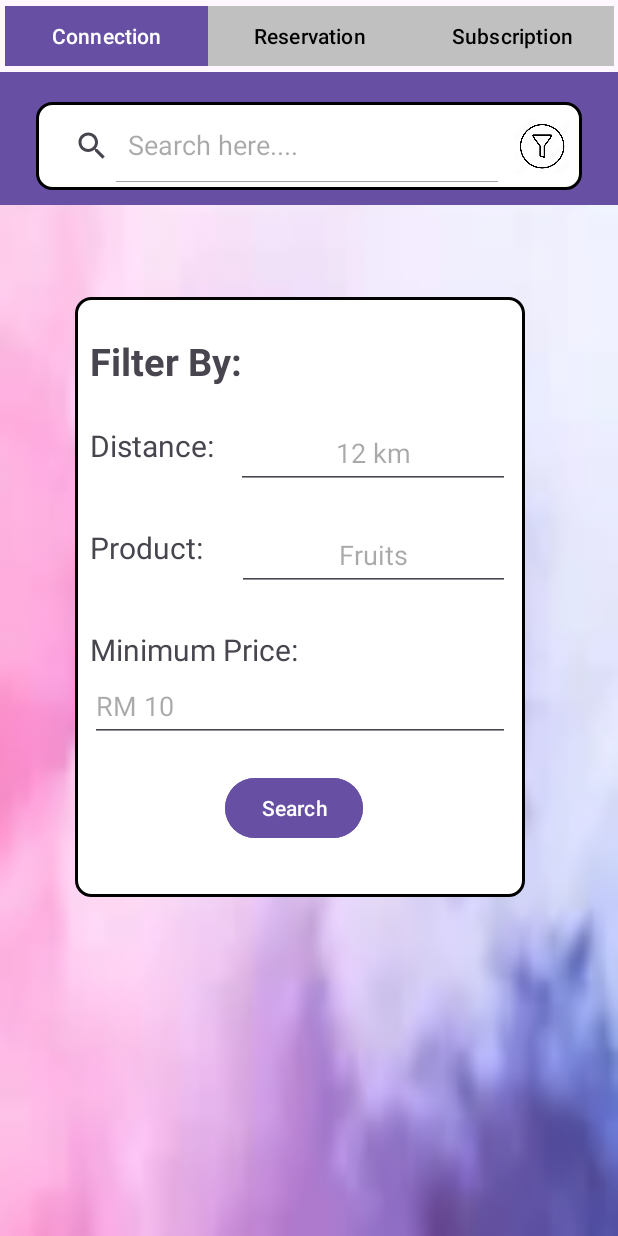
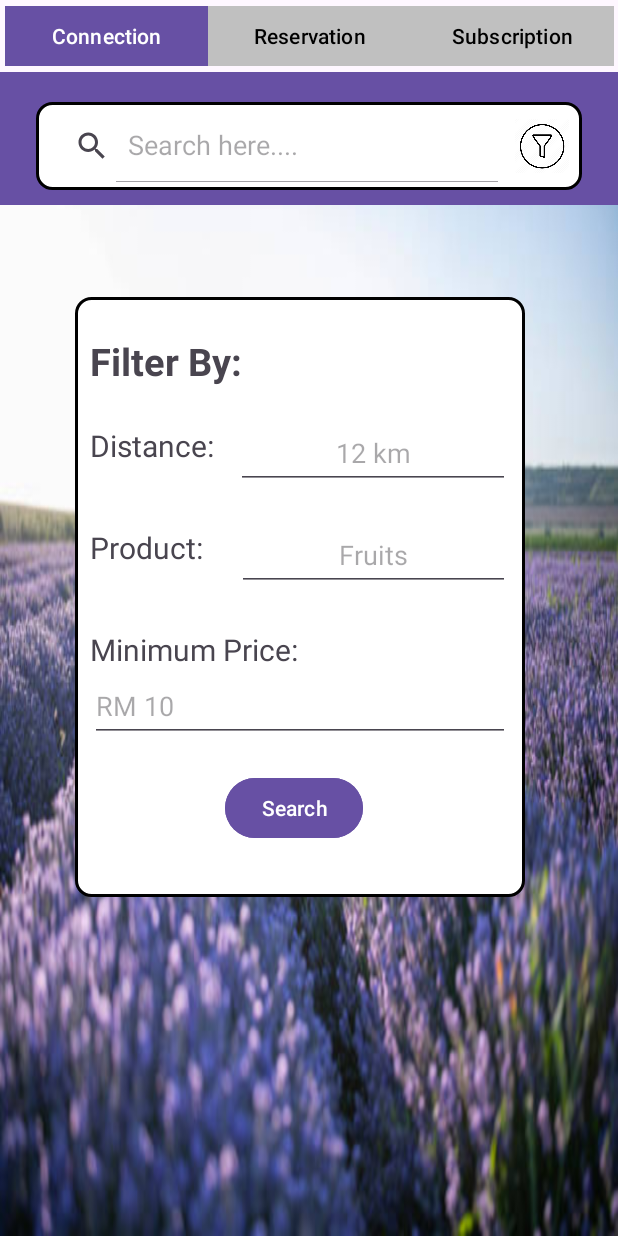
Before and after one commit to OIZHENHAU/WIA2007_ZeroHunger, an Android app: the fragment ConnectionFragmentFilterPart3 placed in its activity, on a phone screen of 412 x 824 dp. Run offline under Robolectric (Android 15) with nearby library versions, the phone set to English and light mode, and no system bars; our stand-ins replace Room's generated code.

Commit message:
Update UI design

```diff
--- a/app/src/main/res/layout/fragment_connection_filter_part3.xml
+++ b/app/src/main/res/layout/fragment_connection_filter_part3.xml
@@ -4,7 +4,7 @@
     android:layout_width="match_parent"
     android:layout_height="match_parent"
     xmlns:app="http://schemas.android.com/apk/res-auto"
-    android:background="@drawable/main_background"
+    android:background="@drawable/purple_farmer_background1"
     tools:context=".Part3.ConnectionFragmentFilterPart3">
 
     <LinearLayout
--- a/app/src/main/res/layout/fragment_connection_part3.xml
+++ b/app/src/main/res/layout/fragment_connection_part3.xml
@@ -11,7 +11,7 @@
         android:layout_width="match_parent"
         android:layout_height="match_parent"
         android:orientation="vertical"
-        android:background="@drawable/main_background">
+        android:background="@drawable/purple_farmer_background1">
 
         <LinearLayout
             android:layout_width="match_parent"
--- a/app/src/main/res/layout/fragment_reservation_booking_part3.xml
+++ b/app/src/main/res/layout/fragment_reservation_booking_part3.xml
@@ -16,7 +16,7 @@
             android:layout_width="match_parent"
             android:layout_height="match_parent"
             android:orientation="vertical"
-            android:background="@drawable/main_background">
+            android:background="@drawable/purple_farmer_background1">
 
             <LinearLayout
                 android:layout_width="match_parent"
--- a/app/src/main/res/layout/fragment_reservation_filter_part3.xml
+++ b/app/src/main/res/layout/fragment_reservation_filter_part3.xml
@@ -4,7 +4,7 @@
     xmlns:app="http://schemas.android.com/apk/res-auto"
     android:layout_width="match_parent"
     android:layout_height="match_parent"
-    android:background="@drawable/main_background"
+    android:background="@drawable/purple_farmer_background1"
     tools:context=".Part3.ReservationFragmentFilterPart3">
 
     <LinearLayout
--- a/app/src/main/res/layout/fragment_reservation_part3.xml
+++ b/app/src/main/res/layout/fragment_reservation_part3.xml
@@ -11,7 +11,7 @@
         android:layout_width="match_parent"
         android:layout_height="match_parent"
         android:orientation="vertical"
-        android:background="@drawable/main_background">
+        android:background="@drawable/purple_farmer_background1">
 
         <LinearLayout
             android:layout_width="match_parent"
--- a/app/src/main/res/layout/fragment_sub_booking_part3_f3.xml
+++ b/app/src/main/res/layout/fragment_sub_booking_part3_f3.xml
@@ -57,7 +57,7 @@
             android:layout_width="match_parent"
             android:layout_height="match_parent"
             android:orientation="vertical"
-            android:background="@drawable/main_background">
+            android:background="@drawable/purple_farmer_background1">
 
             <LinearLayout
                 android:layout_width="match_parent"
--- a/app/src/main/res/layout/fragment_subscription_filter_part3.xml
+++ b/app/src/main/res/layout/fragment_subscription_filter_part3.xml
@@ -4,7 +4,7 @@
     xmlns:app="http://schemas.android.com/apk/res-auto"
     android:layout_width="match_parent"
     android:layout_height="match_parent"
-    android:background="@drawable/main_background"
+    android:background="@drawable/purple_farmer_background1"
     tools:context=".Part3.SubscriptionFilterFragmentPart3">
 
     <LinearLayout
--- a/app/src/main/res/layout/fragment_subscription_part3.xml
+++ b/app/src/main/res/layout/fragment_subscription_part3.xml
@@ -11,7 +11,7 @@
         android:layout_width="match_parent"
         android:layout_height="match_parent"
         android:orientation="vertical"
-        android:background="@drawable/main_background">
+        android:background="@drawable/purple_farmer_background1">
 
 
         <LinearLayout
```
